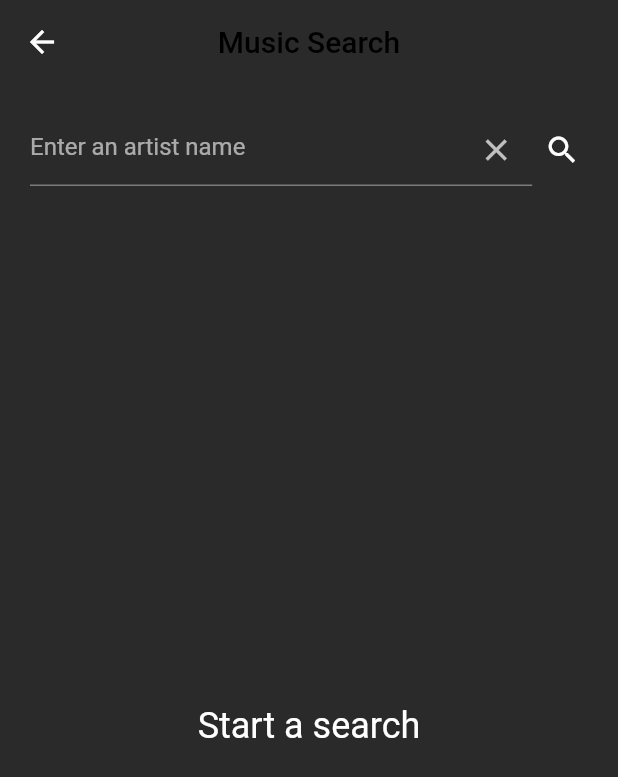
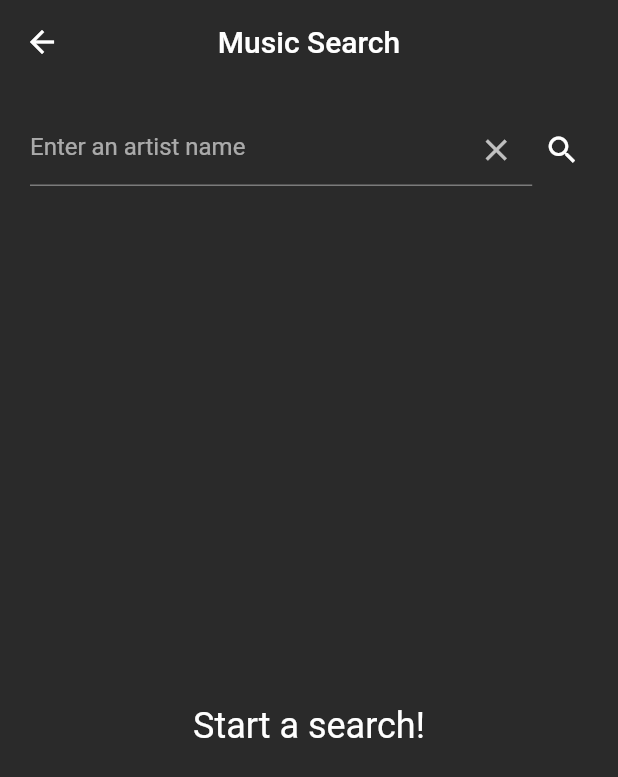
Before and after one commit to acm-projects/MyMuse, a Flutter app: the SongPage screen opened directly, on a phone screen of 412 x 824 dp. Shown: the top 777 px of the screen. Run offline on Flutter 3.47's test engine with Material 2 defaults, Android fonts, the phone set to English and light mode, and no system bars; our stand-ins replace bloc, cloud_firestore, dartz, firebase_auth, firebase_core, firebase_storage and 4 more; accounts and stored records are empty; project files that could hold a hidden picture were left out.

Commit message:
Changed the color of the music search so it matches the app, need help from Mani and Max to chnage the font and the search bar color from blue to purple

```diff
--- a/lib/presentation/song_page.dart
+++ b/lib/presentation/song_page.dart
@@ -16,7 +16,7 @@
       appBar: AppBar(
         title: const Text(
           'Music Search',
-          style: TextStyle(color: Colors.black),
+          style: TextStyle(color: Colors.white),
         ),
         centerTitle: true,
         backgroundColor: Colors.transparent,
@@ -33,7 +33,7 @@
                   builder: (context, state) => state.status.when(
                     initial: () => const EmptyWidget(
                       key: Key('__initial__'),
-                      text: 'Start a search',
+                      text: 'Start a search!',
                     ),
                     loading: () => const Center(
                       child: CircularProgressIndicator(
--- a/lib/presentation/widgets/song_list_view.dart
+++ b/lib/presentation/widgets/song_list_view.dart
@@ -25,7 +25,7 @@
           },
           child: Card(
             elevation: 2,
-            color: Colors.white,
+            color: Colors.black45,
             margin: const EdgeInsets.all(8.0),
             shape: RoundedRectangleBorder(
               borderRadius: BorderRadius.circular(3),
@@ -99,7 +99,7 @@
                             padding: EdgeInsets.only(right: 20.0),
                             child: Icon(
                               Icons.bar_chart,
-                              color: Colors.red,
+                              color: Colors.purple,
                             ),
                           );
                         }
@@ -107,7 +107,7 @@
                           padding: EdgeInsets.only(right: 20.0),
                           child: Icon(
                             Icons.play_arrow,
-                            color: Colors.black,
+                            color: Colors.purple,
                           ),
                         );
                       },
```
